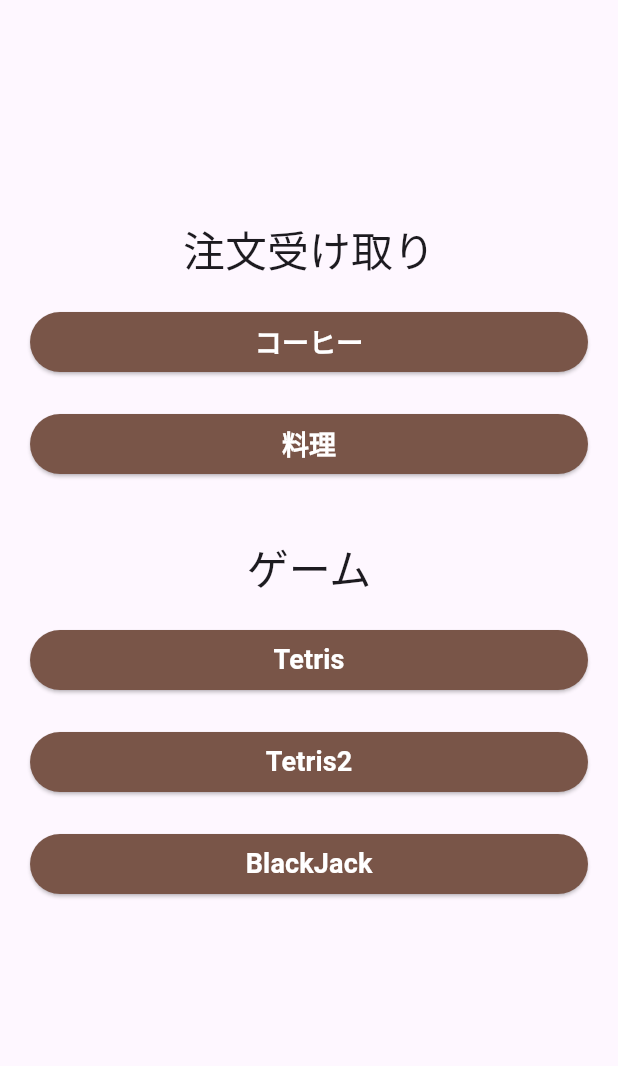
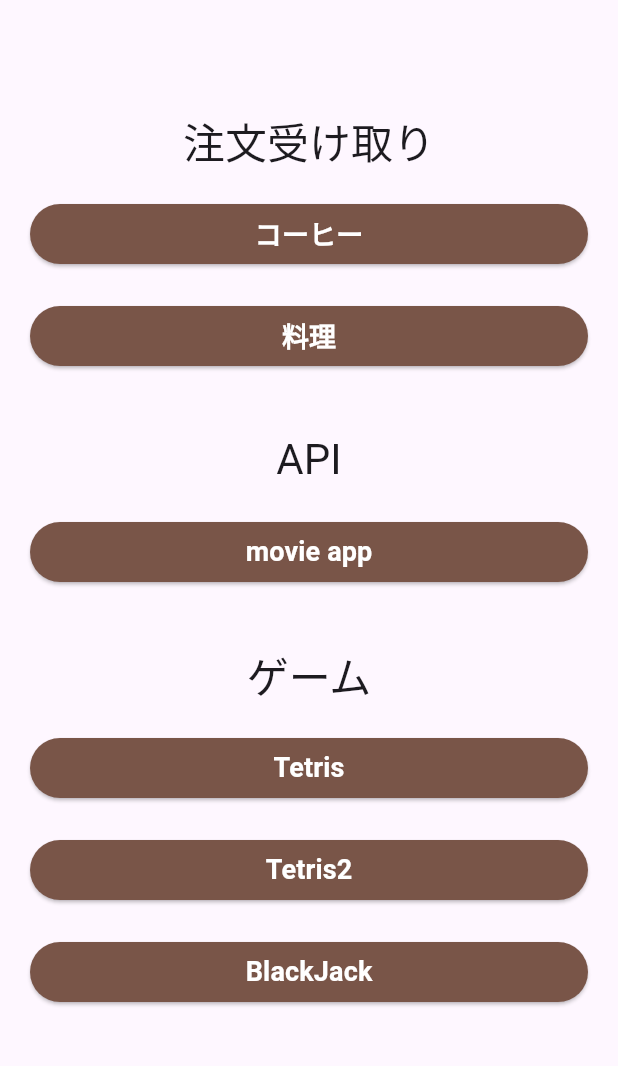
Before and after one commit to shinnkura/app_shelf, a Flutter app: the screen it shows after launch, on a phone screen of 412 x 824 dp, the part 84-1150 px from its top. Run offline on Flutter 3.47's test engine with Material 2 defaults, Android fonts, the phone set to English and light mode, and no system bars; our stand-ins replace device_preview.

Commit message:
Add：「movie app」ボタンを追加

```diff
--- a/lib/main.dart
+++ b/lib/main.dart
@@ -106,6 +106,28 @@
               height: 20,
             ),
             Text(
+              'API',
+              style: Theme.of(context).textTheme.headlineMedium,
+            ),
+            Padding(
+              padding: EdgeInsets.all(20),
+              child: Column(
+                children: [
+                  Button(
+                    width: double.infinity,
+                    title: 'movie app',
+                    onPressed: () {
+                      _launchURL('https://shinnkura.github.io/movie_app/');
+                    },
+                    disable: false,
+                  ),
+                ],
+              ),
+            ),
+            const SizedBox(
+              height: 20,
+            ),
+            Text(
               'ゲーム',
               style: Theme.of(context).textTheme.headlineMedium,
             ),
```
